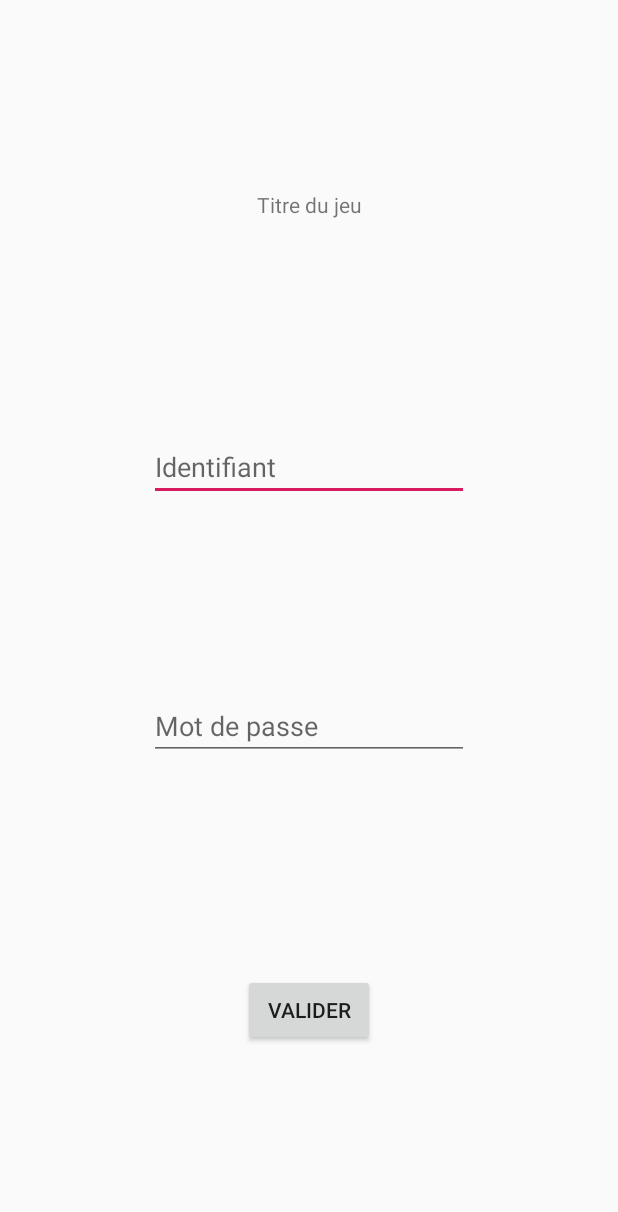
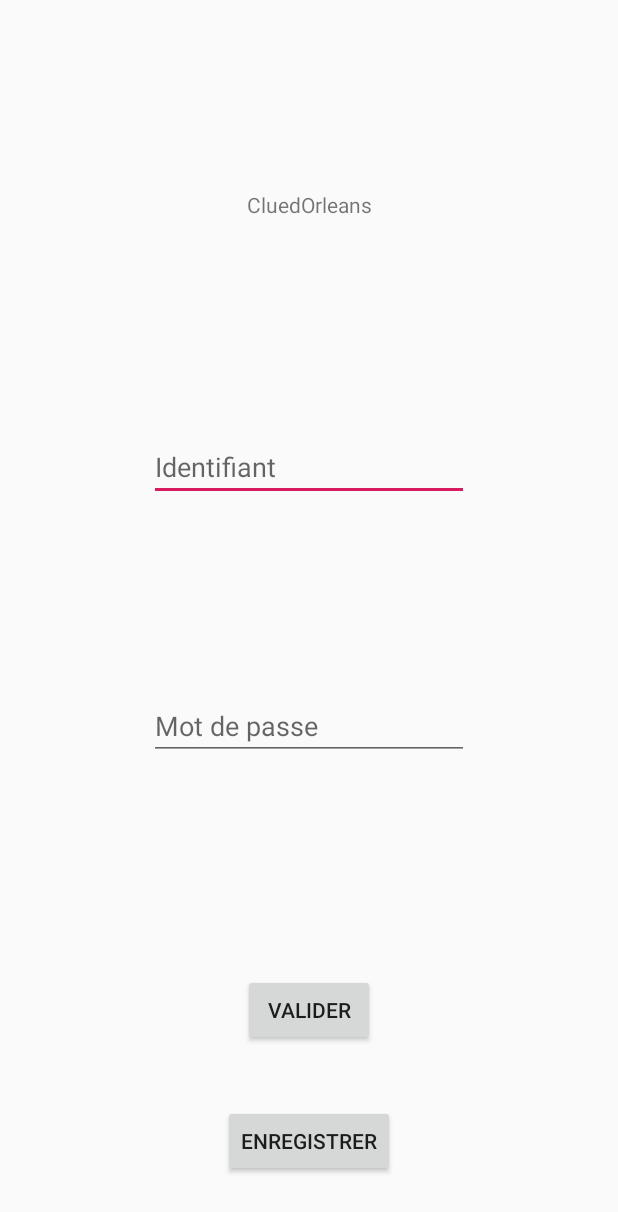
Before and after one commit to Arkadamus/JeuDePiste, an Android app: the layout activity_login.xml on its own in the app's theme, with its tools: preview values and no code run, on a phone screen of 412 x 824 dp. Shown: the top 1212 px of the screen. Run offline under Robolectric (Android 15) with nearby library versions, the phone set to English and light mode, and no system bars.

```diff
--- a/app/src/main/AndroidManifest.xml
+++ b/app/src/main/AndroidManifest.xml
@@ -14,7 +14,8 @@
         android:supportsRtl="true"
         android:theme="@style/AppTheme">
         <activity android:name=".Options"></activity>
-        <activity android:name=".MainActivity">
+        <activity android:name=".MainActivity"></activity>
+        <activity android:name=".LoginActivity">
             <intent-filter>
                 <action android:name="android.intent.action.MAIN" />
 
--- a/app/src/main/java/com/example/testmap/CLieu.java
+++ b/app/src/main/java/com/example/testmap/CLieu.java
@@ -2,7 +2,9 @@ package com.example.testmap;
 
 import com.google.android.gms.maps.model.LatLng;
 
-public class CLieu {
+import java.io.Serializable;
+
+public class CLieu implements Serializable {
     private double m_latitude, m_longitude;
     private String m_nom;
     private CPreuve m_preuve;
--- a/app/src/main/java/com/example/testmap/CPreuve.java
+++ b/app/src/main/java/com/example/testmap/CPreuve.java
@@ -1,6 +1,8 @@
 package com.example.testmap;
 
-public class CPreuve {
+import java.io.Serializable;
+
+public class CPreuve implements Serializable {
     private String m_nom, m_description, m_preuve;
 
     public enum enumPreuve //6 choix
--- a/app/src/main/res/layout/activity_login.xml
+++ b/app/src/main/res/layout/activity_login.xml
@@ -7,49 +7,61 @@
     tools:context=".LoginActivity">
 
     <EditText
-        android:id="@+id/editText_nom"
+        android:id="@+id/etNom"
         android:layout_width="wrap_content"
         android:layout_height="wrap_content"
         android:layout_marginTop="16dp"
         android:ems="10"
         android:hint="Identifiant"
         android:inputType="textPersonName"
-        app:layout_constraintBottom_toTopOf="@+id/editText_nom2"
+        app:layout_constraintBottom_toTopOf="@+id/etPassword"
         app:layout_constraintEnd_toEndOf="parent"
         app:layout_constraintStart_toStartOf="parent"
         app:layout_constraintTop_toBottomOf="@+id/textView" />
 
     <EditText
-        android:id="@+id/editText_nom2"
+        android:id="@+id/etPassword"
         android:layout_width="wrap_content"
         android:layout_height="wrap_content"
         android:ems="10"
         android:hint="Mot de passe"
         android:inputType="textPersonName"
-        app:layout_constraintBottom_toTopOf="@+id/button"
+        app:layout_constraintBottom_toTopOf="@+id/btnValider"
         app:layout_constraintEnd_toEndOf="parent"
         app:layout_constraintStart_toStartOf="parent"
-        app:layout_constraintTop_toBottomOf="@+id/editText_nom" />
+        app:layout_constraintTop_toBottomOf="@+id/etNom" />
 
     <TextView
         android:id="@+id/textView"
         android:layout_width="wrap_content"
         android:layout_height="wrap_content"
-        android:text="Titre du jeu"
-        app:layout_constraintBottom_toTopOf="@+id/editText_nom"
+        android:text="@string/app_name"
+        app:layout_constraintBottom_toTopOf="@+id/etNom"
         app:layout_constraintEnd_toEndOf="parent"
         app:layout_constraintStart_toStartOf="parent"
         app:layout_constraintTop_toTopOf="parent" />
 
+
     <Button
-        android:id="@+id/button"
+        android:id="@+id/btnValider"
         android:layout_width="wrap_content"
         android:layout_height="wrap_content"
         android:layout_marginTop="16dp"
-        android:onClick="commencerJeu"
         android:text="Valider"
         app:layout_constraintBottom_toBottomOf="parent"
         app:layout_constraintEnd_toEndOf="parent"
         app:layout_constraintStart_toStartOf="parent"
-        app:layout_constraintTop_toBottomOf="@+id/editText_nom2" />
+        app:layout_constraintTop_toBottomOf="@+id/etPassword" />
+
+    <Button
+        android:id="@+id/btnEnregistrer"
+        android:layout_width="wrap_content"
+        android:layout_height="wrap_content"
+        android:text="Enregistrer"
+        app:layout_constraintBottom_toBottomOf="parent"
+        app:layout_constraintEnd_toEndOf="parent"
+        app:layout_constraintStart_toStartOf="parent"
+        app:layout_constraintTop_toBottomOf="@+id/btnValider" />
+
+
 </androidx.constraintlayout.widget.ConstraintLayout>
--- a/app/src/main/res/values/strings.xml
+++ b/app/src/main/res/values/strings.xml
@@ -1,3 +1,3 @@
 <resources>
-    <string name="app_name">TestMap</string>
+    <string name="app_name">CluedOrleans</string>
 </resources>
```
Also changed, not shown: app/src/main/java/com/example/testmap/CProfile.java (+28 -7 lines), app/src/main/java/com/example/testmap/CSave.java (added, +22 -0 lines), app/src/main/java/com/example/testmap/LoginActivity.java (+89 -5 lines), app/src/main/java/com/example/testmap/MainActivity.java (+27 -17 lines), app/src/main/java/com/example/testmap/Options.java (+10 -0 lines), app/src/main/java/com/example/testmap/Serialize.java (added, +51 -0 lines).
